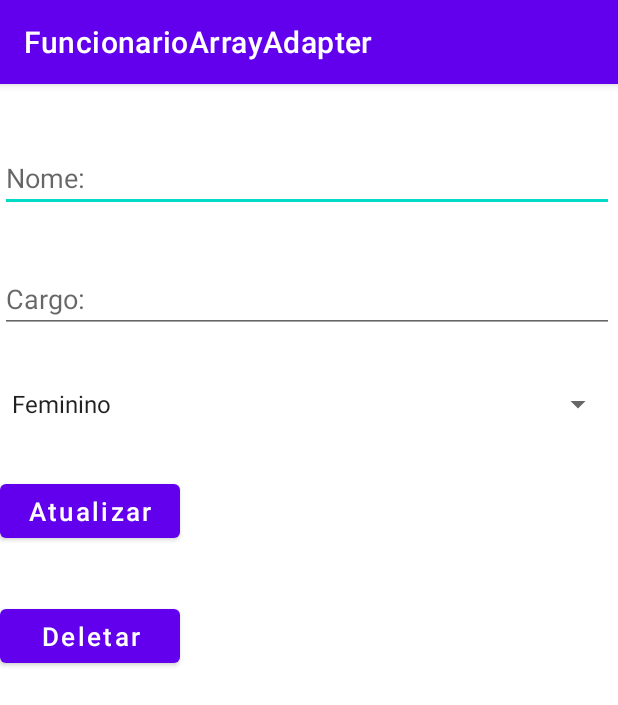
After one commit to MIGUEL-ARCANJO/Not-Emmerson-Not-do-that, an Android app: the AtualizarFuncionario screen opened directly, with no data from a screen before it, on a phone screen of 412 x 824 dp. The commit adds this screen. Shown: the top 705 px of the screen. Run offline under Robolectric (Android 15) with nearby library versions, the phone set to English and light mode, and no system bars; 4 statements that could not run were skipped.

Commit message:
Exemplo do Funcionario atualizado (controller, update, delete)

```diff
--- a/app/build.gradle
+++ b/app/build.gradle
@@ -9,7 +9,7 @@ android {
     defaultConfig {
         applicationId "com.example.funcionarioarrayadapter"
         minSdk 26
-        targetSdk 33
+        targetSdk 32
         versionCode 1
         versionName "1.0"
 
--- a/app/src/main/AndroidManifest.xml
+++ b/app/src/main/AndroidManifest.xml
@@ -11,6 +11,9 @@
         android:supportsRtl="true"
         android:theme="@style/Theme.FuncionarioArrayAdapter"
         tools:targetApi="31">
+        <activity
+            android:name=".AtualizarFuncionario"
+            android:exported="false" />
         <activity
             android:name=".CadastroFuncionario"
             android:exported="false" />
--- /dev/null
+++ b/app/src/main/java/com/example/funcionarioarrayadapter/AtualizarFuncionario.java
@@ -0,0 +1,96 @@
+package com.example.funcionarioarrayadapter;
+
+import androidx.appcompat.app.AppCompatActivity;
+
+import android.content.Intent;
+import android.os.Bundle;
+import android.view.View;
+import android.widget.AdapterView;
+import android.widget.ArrayAdapter;
+import android.widget.Button;
+import android.widget.EditText;
+import android.widget.Spinner;
+
+import com.example.funcionarioarrayadapter.controller.FuncionarioController;
+import com.example.funcionarioarrayadapter.model.Funcionario;
+
+public class AtualizarFuncionario extends AppCompatActivity {
+
+    private Button update, delete;
+    private EditText nome, cargo;
+    private Spinner sexo;
+
+    private char sexoVal;
+
+    @Override
+    protected void onCreate(Bundle savedInstanceState) {
+        super.onCreate(savedInstanceState);
+        setContentView(R.layout.activity_atualizar_funcionario);
+        initComponents();
+        loadComponents();
+    }
+
+    @Override
+    protected void onStart() {
+        super.onStart();
+
+        FuncionarioController controller = FuncionarioController.getController();
+
+        sexo.setOnItemSelectedListener(new AdapterView.OnItemSelectedListener() {
+            @Override
+            public void onItemSelected(AdapterView<?> adapterView, View view, int i, long l) {
+                sexoVal = sexo.getSelectedItem().equals("Masculino") ? 'M' : 'F';
+            }
+
+            @Override
+            public void onNothingSelected(AdapterView<?> adapterView) {
+
+            }
+        });
+
+        update.setOnClickListener(view -> {
+            String nomeVal = nome.getText().toString().trim(),
+                    cargoVal = cargo.getText().toString().trim();
+
+
+            controller.updateFuncionario(new Funcionario(nomeVal,cargoVal,sexoVal), MainActivity.getIndex());
+            System.out.println(sexoVal);
+            finish();
+        });
+
+        delete.setOnClickListener(view -> {
+            controller.deleteFuncionario(MainActivity.getIndex());
+            finish();
+        });
+    }
+
+    private void initComponents() {
+        update = findViewById(R.id.atualizar);
+        delete = findViewById(R.id.deletar);
+
+        nome = findViewById(R.id.nome);
+        cargo = findViewById(R.id.cargo);
+        sexo = findViewById(R.id.spinner);
+
+        ArrayAdapter<CharSequence> adapter = ArrayAdapter.createFromResource(this,
+                R.array.sexoArray, android.R.layout.simple_spinner_item);
+
+        adapter.setDropDownViewResource(android.R.layout.simple_spinner_dropdown_item);
+        sexo.setAdapter(adapter);
+    }
+
+    private void loadComponents() {
+
+        Funcionario funcionarioVal = FuncionarioController.getController().listFuncionarioByIndex(MainActivity.getIndex());
+
+        nome.setText(funcionarioVal.getNome());
+        cargo.setText(funcionarioVal.getCargo());
+
+        if (funcionarioVal.getSexo() == 'M') {
+            sexo.setSelection(0);
+        } else {
+            sexo.setSelection(1);
+        }
+    }
+
+}
--- /dev/null
+++ b/app/src/main/res/layout/activity_atualizar_funcionario.xml
@@ -0,0 +1,61 @@
+<?xml version="1.0" encoding="utf-8"?>
+<androidx.constraintlayout.widget.ConstraintLayout xmlns:android="http://schemas.android.com/apk/res/android"
+    xmlns:app="http://schemas.android.com/apk/res-auto"
+    xmlns:tools="http://schemas.android.com/tools"
+    android:layout_width="match_parent"
+    android:layout_height="match_parent"
+    tools:context=".CadastroFuncionario">
+
+
+    <LinearLayout
+        android:layout_width="409dp"
+        android:layout_height="729dp"
+        android:orientation="vertical"
+        app:layout_constraintStart_toStartOf="parent"
+        app:layout_constraintTop_toTopOf="parent">
+
+
+        <EditText
+            android:id="@+id/nome"
+            android:layout_width="match_parent"
+            android:layout_height="wrap_content"
+            android:layout_marginTop="40dp"
+            android:hint="Nome: "
+            android:inputType="textPersonName" />
+
+        <EditText
+            android:id="@+id/cargo"
+            android:layout_width="match_parent"
+            android:layout_height="wrap_content"
+            android:layout_marginTop="35dp"
+            android:hint="Cargo: "
+            android:inputType="textPersonName" />
+
+        <Spinner
+            android:id="@+id/spinner"
+            android:layout_width="match_parent"
+            android:layout_height="wrap_content"
+            android:layout_marginTop="35dp"
+            android:scrollbarSize="17dp" />
+
+        <Button
+            android:id="@+id/atualizar"
+            android:layout_width="120dp"
+            android:layout_height="wrap_content"
+            android:layout_marginTop="35dp"
+            android:text="Atualizar"
+            android:textAllCaps="false"
+            android:textSize="17dp" />
+
+        <Button
+            android:id="@+id/deletar"
+            android:layout_width="120dp"
+            android:layout_height="wrap_content"
+            android:layout_marginTop="35dp"
+            android:text="Deletar"
+            android:textAllCaps="false"
+            android:textSize="17dp"
+            />
+    </LinearLayout>
+
+</androidx.constraintlayout.widget.ConstraintLayout>
--- a/app/src/main/res/layout/activity_main.xml
+++ b/app/src/main/res/layout/activity_main.xml
@@ -5,7 +5,6 @@
     android:layout_width="match_parent"
     android:layout_height="match_parent"
     tools:context=".MainActivity">
-
 
     <Button
         android:id="@+id/cadastro"
@@ -31,7 +30,6 @@
         app:layout_constraintTop_toTopOf="parent"
         android:textAllCaps="false"
         android:textSize="17dp"
-
         />
 
     <ListView
@@ -39,6 +37,7 @@
         android:layout_width="409dp"
         android:layout_height="646dp"
         app:layout_constraintBottom_toBottomOf="parent"
-        app:layout_constraintStart_toStartOf="parent" />
+        app:layout_constraintStart_toStartOf="parent"
+        />
 
 </androidx.constraintlayout.widget.ConstraintLayout>
--- a/build.gradle
+++ b/build.gradle
@@ -1,5 +1,5 @@
 // Top-level build file where you can add configuration options common to all sub-projects/modules.
 plugins {
-    id 'com.android.application' version '7.4.1' apply false
-    id 'com.android.library' version '7.4.1' apply false
+    id 'com.android.application' version '7.2.1' apply false
+    id 'com.android.library' version '7.2.1' apply false
 }
```
Also changed, not shown: app/src/main/java/com/example/funcionarioarrayadapter/CadastroFuncionario.java (+8 -4 lines), app/src/main/java/com/example/funcionarioarrayadapter/MainActivity.java (+31 -9 lines), app/src/main/java/com/example/funcionarioarrayadapter/controller/FuncionarioController.java (added, +54 -0 lines), app/src/main/java/com/example/funcionarioarrayadapter/model/Funcionario.java (+7 -1 lines), 1 other file.
